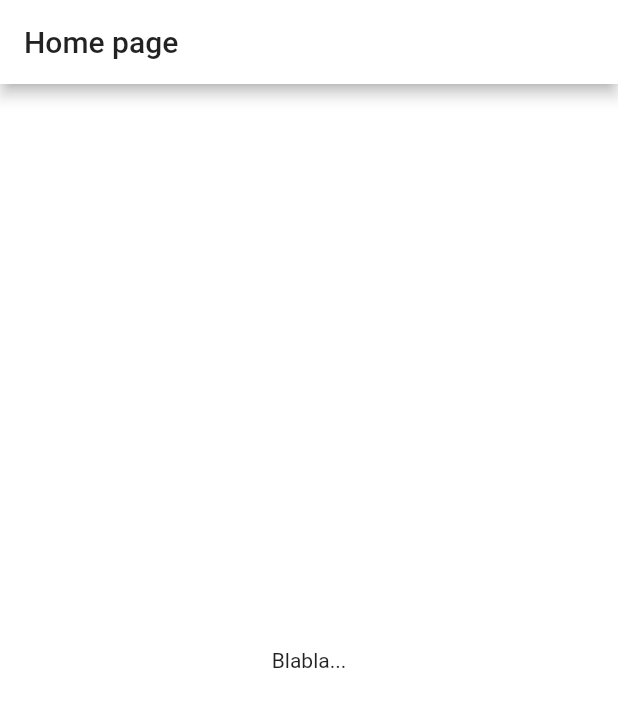
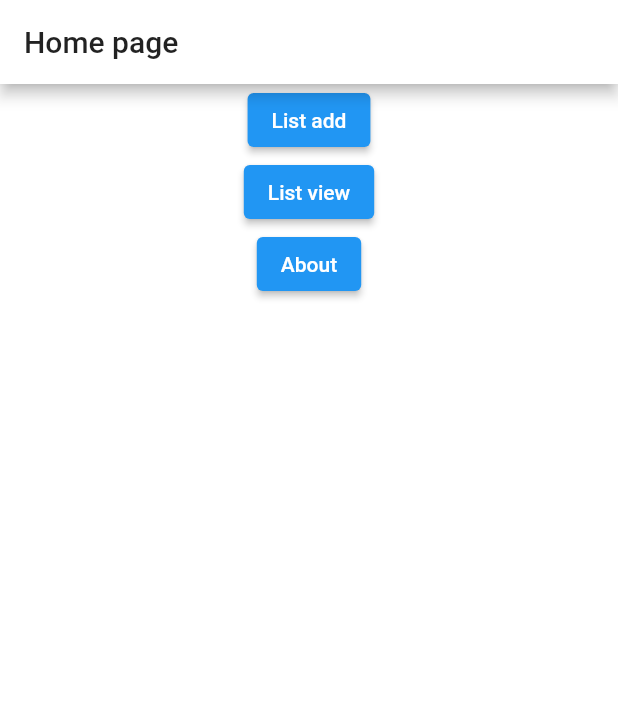
Before and after one commit to LibertT-HEG/todolist, a Flutter app: the screen it shows after launch, on a phone screen of 412 x 824 dp. Shown: the top 707 px of the screen. Run offline on Flutter 3.47's test engine with Material 2 defaults, Android fonts, the phone set to English and light mode, and no system bars.

Commit message:
Add temporary buttons to access other screens

```diff
--- a/lib/screens/home/components/body.dart
+++ b/lib/screens/home/components/body.dart
@@ -4,9 +4,27 @@ class Body extends StatelessWidget {
   @override
   Widget build(BuildContext context) {
     return Center(
-      child: Text(
-        'Blabla...',
-      ),
-    );
+        child: Column(
+      children: [
+        ElevatedButton(
+          child: Text('List add'),
+          onPressed: () {
+            Navigator.pushNamed(context, "/ListAdd");
+          },
+        ),
+        ElevatedButton(
+          child: Text('List view'),
+          onPressed: () {
+            Navigator.pushNamed(context, "/ListView");
+          },
+        ),
+        ElevatedButton(
+          child: Text('About'),
+          onPressed: () {
+            Navigator.pushNamed(context, "/About");
+          },
+        ),
+      ],
+    ));
   }
 }
```
